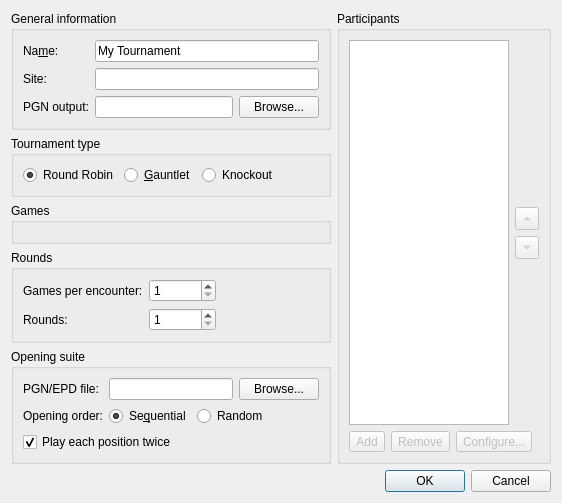
Before: the Qt Designer form projects/gui/ui/newtournamentdlg.ui in cutechess/cutechess, drawn with Qt 5.
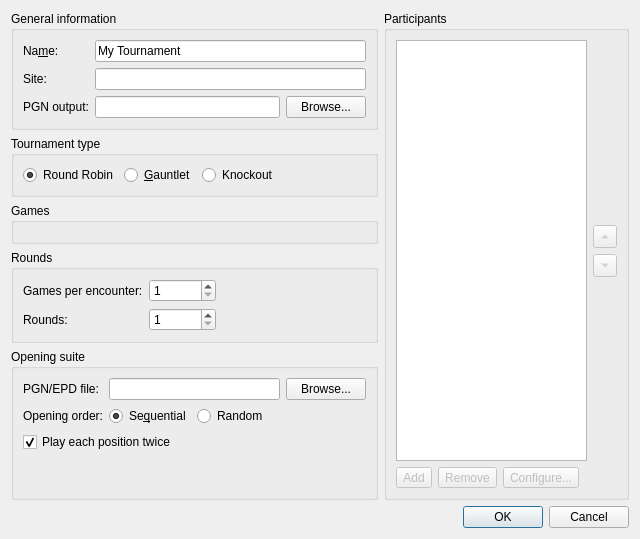
After: the same form once the commit is applied. Icons and pictures are not drawn. Custom widgets are drawn as their Qt base class.

Commit message: gui: add resign adjudication to GameSettingsWidget (#82)

Diff of the .ui file:
```diff
--- a/projects/gui/ui/newtournamentdlg.ui
+++ b/projects/gui/ui/newtournamentdlg.ui
@@ -6,8 +6,8 @@
    <rect>
     <x>0</x>
     <y>0</y>
-    <width>562</width>
-    <height>481</height>
+    <width>640</width>
+    <height>539</height>
    </rect>
   </property>
   <property name="windowTitle">
```
The commit also changes 2 other files.
